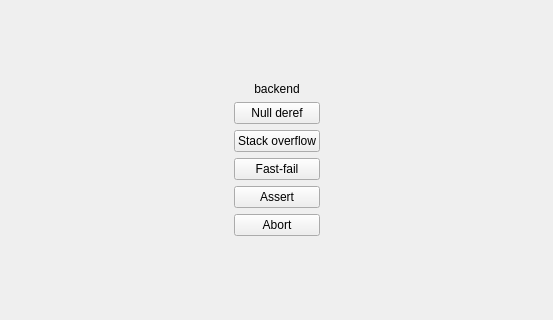
Old version of the form mainwindow.ui in the repository jpnurmi/sentry-playground; both pictures show x 0 to 553 and y 88 to 408 of the 553 by 496 pixel window.
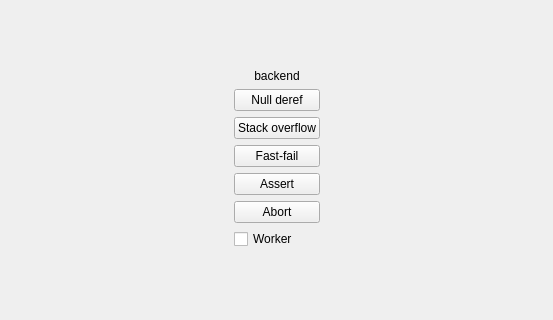
New version of the form.

What changed in the file:
```diff
--- a/mainwindow.ui
+++ b/mainwindow.ui
@@ -109,6 +109,13 @@
       </property>
      </widget>
     </item>
+    <item row="7" column="1">
+     <widget class="QCheckBox" name="workerBox">
+      <property name="text">
+       <string>Worker</string>
+      </property>
+     </widget>
+    </item>
    </layout>
   </widget>
   <widget class="QMenuBar" name="menubar">
```
